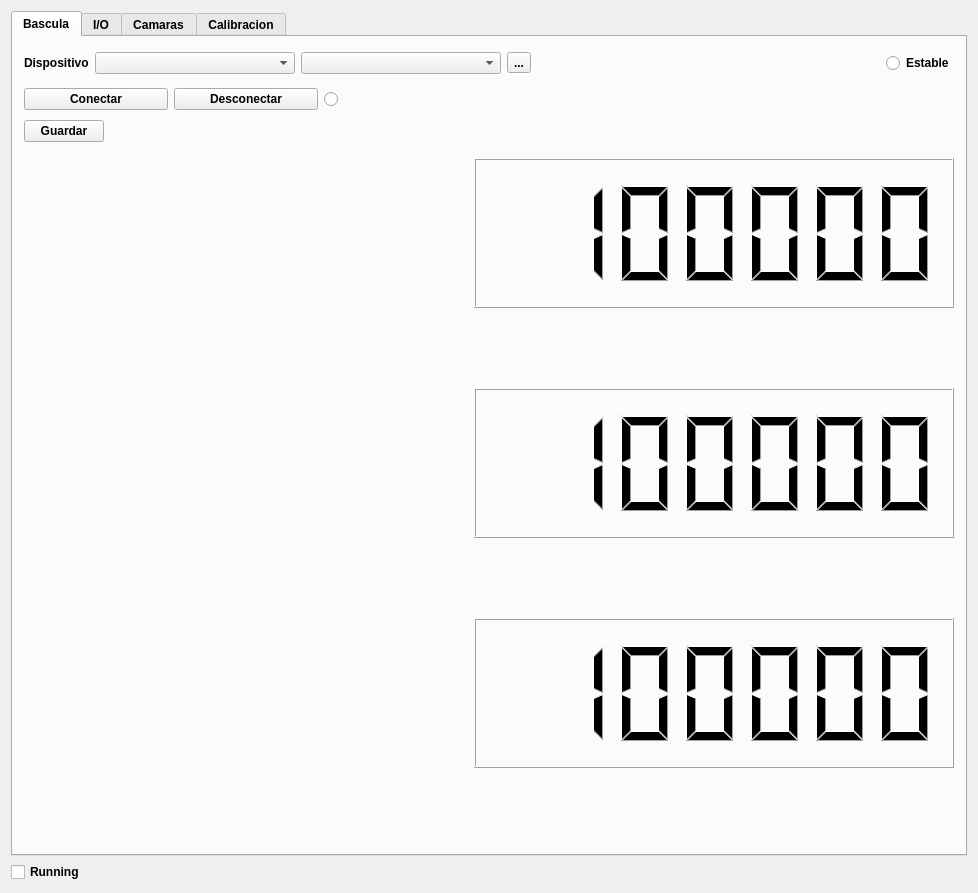
Before: the Qt Designer form testlib/mainwindow.ui in sunsiz/nQTrucks, drawn with Qt 5.
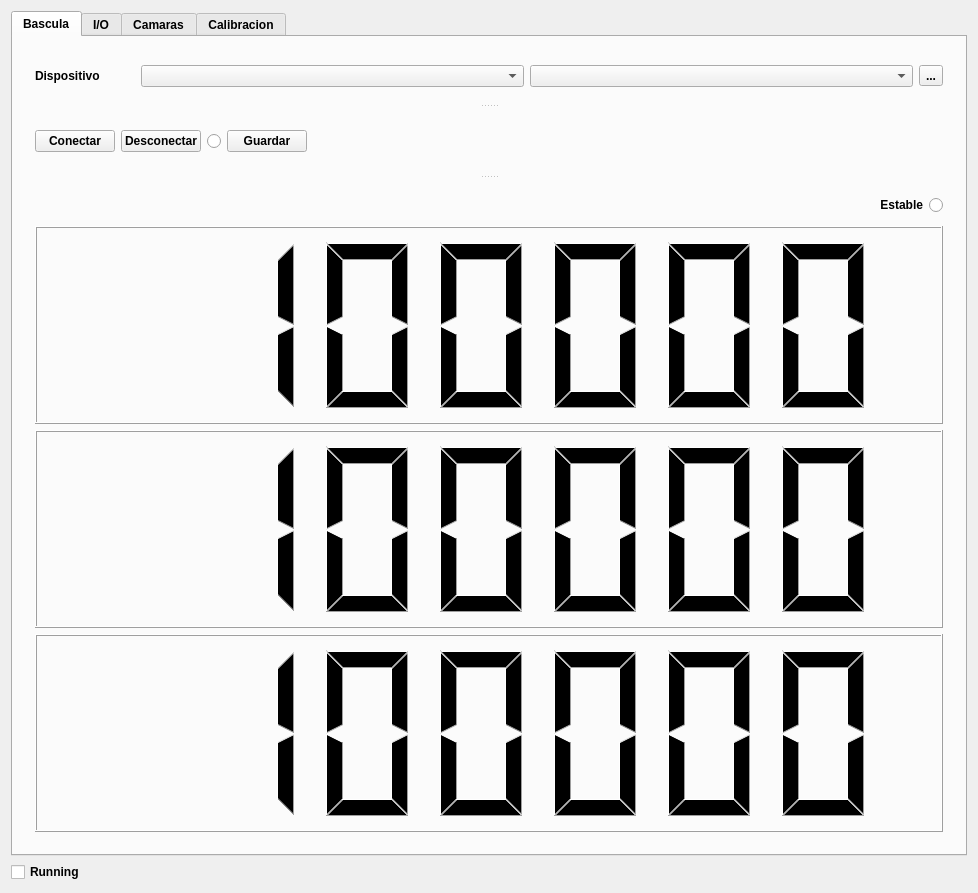
After: the same form once the commit is applied. The open tabs and pages were chosen to show the change.

Diff of the .ui file:
```diff
--- a/testlib/mainwindow.ui
+++ b/testlib/mainwindow.ui
@@ -20,18 +20,11 @@
    <string>TEST LIB</string>
   </property>
   <widget class="QWidget" name="centralWidget">
-   <layout class="QGridLayout" name="gridLayout_7">
-    <item row="1" column="0">
-     <widget class="QCheckBox" name="runningCheckBox">
-      <property name="text">
-       <string>Running</string>
-      </property>
-     </widget>
-    </item>
-    <item row="0" column="0">
+   <layout class="QVBoxLayout" name="verticalLayout_5">
+    <item>
      <widget class="QTabWidget" name="configTabWidget">
       <property name="currentIndex">
-       <number>3</number>
+       <number>0</number>
       </property>
       <property name="documentMode">
        <bool>false</bool>
@@ -51,11 +44,23 @@
        </attribute>
        <layout class="QGridLayout" name="gridLayout_4">
         <item row="0" column="0">
-         <layout class="QVBoxLayout" name="verticalLayout_6">
-          <item>
+         <widget class="QSplitter" name="splitter_2">
+          <property name="orientation">
+           <enum>Qt::Vertical</enum>
+          </property>
+          <widget class="QWidget" name="layoutWidget">
            <layout class="QHBoxLayout" name="horizontalLayout_5">
+            <property name="sizeConstraint">
+             <enum>QLayout::SetDefaultConstraint</enum>
+            </property>
             <item>
              <widget class="QLabel" name="label_8">
+              <property name="maximumSize">
+               <size>
+                <width>100</width>
+                <height>16777215</height>
+               </size>
+              </property>
               <property name="text">
                <string>Dispositivo</string>
               </property>
@@ -65,7 +70,7 @@
              <widget class="QComboBox" name="BasculaTipoComboBox">
               <property name="minimumSize">
                <size>
-                <width>200</width>
+                <width>300</width>
                 <height>0</height>
                </size>
               </property>
@@ -75,7 +80,7 @@
              <widget class="QComboBox" name="BasculaDevicesComboBox">
               <property name="minimumSize">
                <size>
-                <width>200</width>
+                <width>300</width>
                 <height>0</height>
                </size>
               </property>
@@ -88,43 +93,13 @@
               </property>
              </widget>
             </item>
-            <item>
-             <spacer name="horizontalSpacer_4">
-              <property name="orientation">
-               <enum>Qt::Horizontal</enum>
-              </property>
-              <property name="sizeHint" stdset="0">
-               <size>
-                <width>40</width>
-                <height>20</height>
-               </size>
-              </property>
-             </spacer>
-            </item>
-            <item>
-             <widget class="QRadioButton" name="BasculaEstable">
-              <property name="minimumSize">
-               <size>
-                <width>0</width>
-                <height>30</height>
-               </size>
-              </property>
-              <property name="text">
-               <string>Estable</string>
-              </property>
-              <property name="checkable">
-               <bool>true</bool>
-              </property>
-             </widget>
-            </item>
            </layout>
-          </item>
-          <item>
-           <layout class="QHBoxLayout" name="horizontalLayout_7">
-            <item>
-             <layout class="QVBoxLayout" name="verticalLayout_5">
-              <item>
+          </widget>
+          <widget class="QWidget" name="layoutWidget">
                <layout class="QHBoxLayout" name="horizontalLayout_3">
+            <property name="sizeConstraint">
+             <enum>QLayout::SetDefaultConstraint</enum>
+            </property>
                 <item>
                  <widget class="QPushButton" name="conectarBasculaPushButton">
                   <property name="text">
@@ -155,10 +130,6 @@
                   </property>
                  </widget>
                 </item>
-               </layout>
-              </item>
-              <item>
-               <layout class="QHBoxLayout" name="horizontalLayout_6">
                 <item>
                  <widget class="QPushButton" name="guardarBasculaPushButton">
                   <property name="text">
@@ -180,24 +151,31 @@
                  </spacer>
                 </item>
                </layout>
-              </item>
-              <item>
-               <spacer name="verticalSpacer_4">
-                <property name="orientation">
-                 <enum>Qt::Vertical</enum>
-                </property>
-                <property name="sizeHint" stdset="0">
-                 <size>
-                  <width>20</width>
-                  <height>40</height>
-                 </size>
-                </property>
-               </spacer>
-              </item>
-             </layout>
-            </item>
-            <item>
+          </widget>
+          <widget class="QWidget" name="layoutWidget">
              <layout class="QVBoxLayout" name="verticalLayout_4">
+            <property name="sizeConstraint">
+             <enum>QLayout::SetMaximumSize</enum>
+            </property>
+            <item>
+             <widget class="QRadioButton" name="BasculaEstable">
+              <property name="minimumSize">
+               <size>
+                <width>0</width>
+                <height>30</height>
+               </size>
+              </property>
+              <property name="layoutDirection">
+               <enum>Qt::RightToLeft</enum>
+              </property>
+              <property name="text">
+               <string>Estable</string>
+              </property>
+              <property name="checkable">
+               <bool>true</bool>
+              </property>
+             </widget>
+            </item>
               <item>
                <widget class="QLCDNumber" name="BasculaLcd">
                 <property name="minimumSize">
@@ -206,12 +184,6 @@
                   <height>150</height>
                  </size>
                 </property>
-                <property name="maximumSize">
-                 <size>
-                  <width>480</width>
-                  <height>150</height>
-                 </size>
-                </property>
                 <property name="smallDecimalPoint">
                  <bool>true</bool>
                 </property>
@@ -234,12 +206,6 @@
                   <height>150</height>
                  </size>
                 </property>
-                <property name="maximumSize">
-                 <size>
-                  <width>480</width>
-                  <height>150</height>
-                 </size>
-                </property>
                 <property name="smallDecimalPoint">
                  <bool>true</bool>
                 </property>
@@ -262,12 +228,6 @@
                   <height>150</height>
                  </size>
                 </property>
-                <property name="maximumSize">
-                 <size>
-                  <width>480</width>
-                  <height>150</height>
-                 </size>
-                </property>
                 <property name="smallDecimalPoint">
                  <bool>true</bool>
                 </property>
@@ -283,10 +243,8 @@
                </widget>
               </item>
              </layout>
-            </item>
-           </layout>
-          </item>
-         </layout>
+          </widget>
+         </widget>
         </item>
        </layout>
       </widget>
@@ -1492,6 +1450,13 @@
       </widget>
      </widget>
     </item>
+    <item>
+     <widget class="QCheckBox" name="runningCheckBox">
+      <property name="text">
+       <string>Running</string>
+      </property>
+     </widget>
+    </item>
    </layout>
   </widget>
  </widget>
```
Lines whose indentation alone changed are shown as unchanged.
